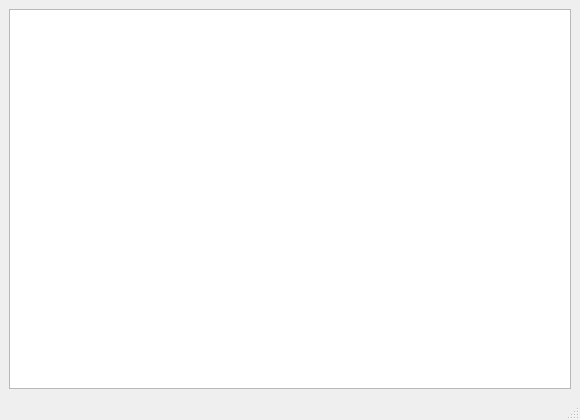
First picture: the form in src/lvgl_qt_widgets/MainWindow.ui, repository JonTheBurger/lvgl_sim_qt, before the edit.
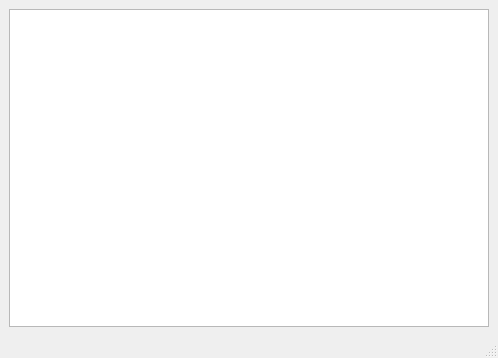
Second picture: the form after the edit.

Diff of the .ui file:
```diff
--- a/src/lvgl_qt_widgets/MainWindow.ui
+++ b/src/lvgl_qt_widgets/MainWindow.ui
@@ -6,8 +6,8 @@
    <rect>
     <x>0</x>
     <y>0</y>
-    <width>580</width>
-    <height>420</height>
+    <width>498</width>
+    <height>358</height>
    </rect>
   </property>
   <property name="windowTitle">
```
Left out of the diff: 4 changed lines with no effect on the pictures.
